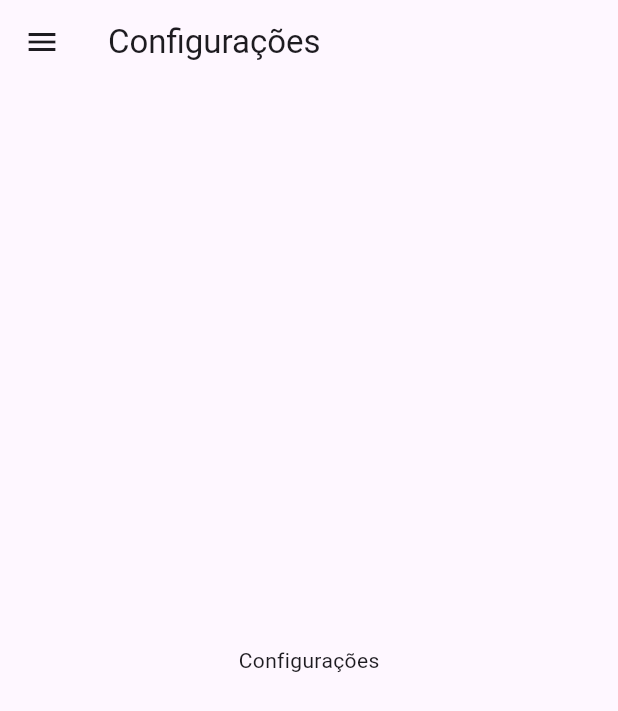
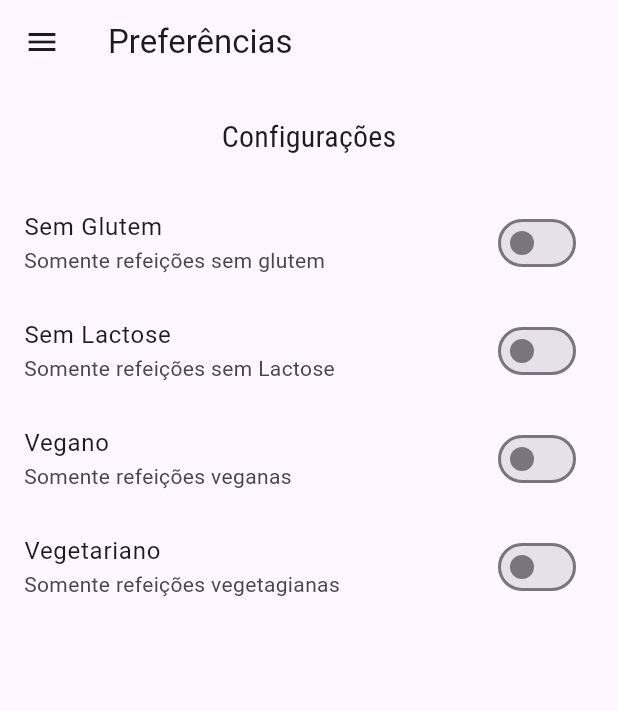
Before and after one commit to f3lipems/gourmet, a Flutter app: the SettingsScreen screen opened by its route, on a phone screen of 412 x 824 dp. Shown: the top 711 px of the screen. Run offline on Flutter 3.47's test engine with Material 3 defaults, Android fonts, the light colour scheme and no system bars.

Commit message:
add settings screen

```diff
--- a/lib/screens/settings_screen.dart
+++ b/lib/screens/settings_screen.dart
@@ -1,19 +1,95 @@
 import 'package:flutter/material.dart';
 
 import '../components/main_drawer.dart';
+import '../models/settings.dart';
 
-class SettingsScreen extends StatelessWidget {
+class SettingsScreen extends StatefulWidget {
   const SettingsScreen({super.key});
+
+  @override
+  State<SettingsScreen> createState() => _SettingsScreenState();
+}
+
+class _SettingsScreenState extends State<SettingsScreen> {
+  var settings = Settings();
+
+  Widget _createSwitch(
+    String title,
+    String subtitle,
+    bool value,
+    Function onChanged,
+  ) {
+    return SwitchListTile.adaptive(
+      title: Text(title),
+      subtitle: Text(subtitle),
+      value: value,
+      onChanged: onChanged as ValueChanged<bool>,
+    );
+  }
 
   @override
   Widget build(BuildContext context) {
     return Scaffold(
       appBar: AppBar(
-        title: const Text('Configurações'),
+        title: const Text('Preferências'),
       ),
       drawer: const MainDrawer(),
-      body: const Center(
-        child: Text('Configurações'),
+      body: Column(
+        children: [
+          Container(
+            padding: EdgeInsets.all(20),
+            child: Text(
+              'Configurações',
+              style: Theme.of(context).textTheme.titleMedium,
+            ),
+          ),
+          Expanded(
+            child: ListView(
+              children: [
+                _createSwitch(
+                  'Sem Glutem',
+                  'Somente refeições sem glutem',
+                  settings.isGlutenFree,
+                  (value) => setState(
+                    () {
+                      settings.isGlutenFree = value;
+                    },
+                  ),
+                ),
+                _createSwitch(
+                  'Sem Lactose',
+                  'Somente refeições sem Lactose',
+                  settings.isLactoseFree,
+                  (value) => setState(
+                    () {
+                      settings.isLactoseFree = value;
+                    },
+                  ),
+                ),
+                _createSwitch(
+                  'Vegano',
+                  'Somente refeições veganas',
+                  settings.isVegan,
+                  (value) => setState(
+                    () {
+                      settings.isVegan = value;
+                    },
+                  ),
+                ),
+                _createSwitch(
+                  'Vegetariano',
+                  'Somente refeições vegetagianas',
+                  settings.isVegetarian,
+                  (value) => setState(
+                    () {
+                      settings.isVegetarian = value;
+                    },
+                  ),
+                ),
+              ],
+            ),
+          )
+        ],
       ),
     );
   }
```
